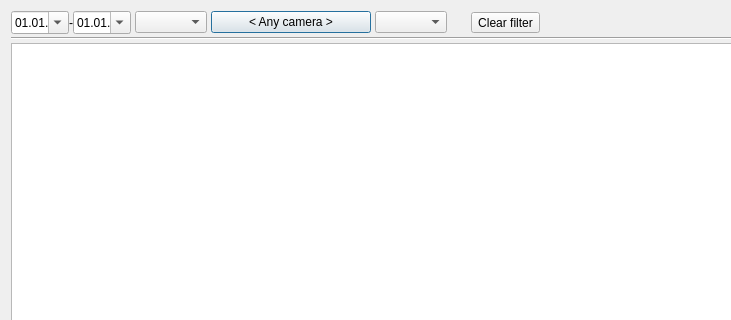
This is client/src/ui/dialogs/event_log_dialog.ui in networkoptix/nx_open as Qt 5 draws it before an edit; both pictures show x 0 to 731 and y 0 to 320 of the 1170 by 719 pixel window. The edited form follows.
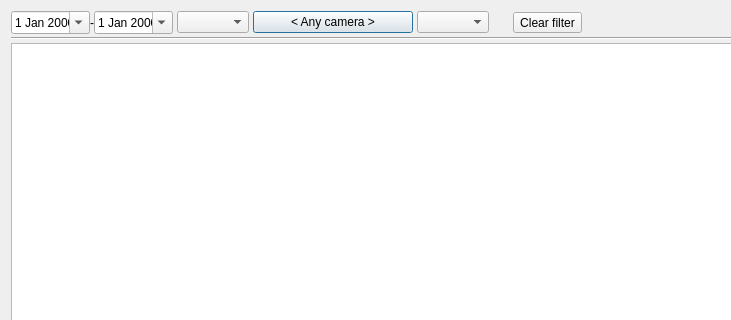
This is the edited form. Custom widgets are drawn as their Qt base class.

What changed in the file:
```diff
--- a/client/src/ui/dialogs/event_log_dialog.ui
+++ b/client/src/ui/dialogs/event_log_dialog.ui
@@ -35,9 +35,6 @@
          <property name="buttonSymbols">
           <enum>QAbstractSpinBox::NoButtons</enum>
          </property>
-         <property name="displayFormat">
-          <string>dd.MM.yy</string>
-         </property>
          <property name="calendarPopup">
           <bool>true</bool>
          </property>
@@ -61,9 +58,6 @@
          <property name="buttonSymbols">
           <enum>QAbstractSpinBox::NoButtons</enum>
          </property>
-         <property name="displayFormat">
-          <string>dd.MM.yy</string>
-         </property>
          <property name="calendarPopup">
           <bool>true</bool>
          </property>
```
